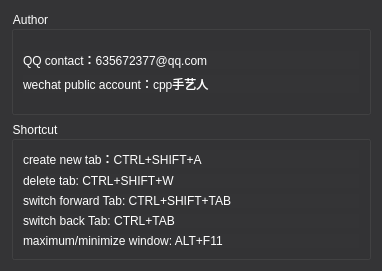
This is platypus/ui/helpdialog.ui in MingYueRuYa/platypus as Qt 5 draws it before an edit. The edited form follows.
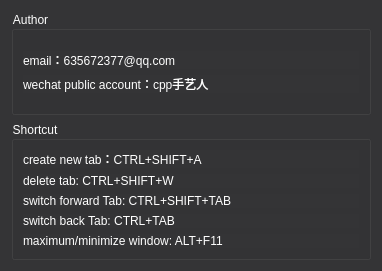
This is the edited form.

The edit to the form file:
```diff
--- a/platypus/ui/helpdialog.ui
+++ b/platypus/ui/helpdialog.ui
@@ -48,7 +48,7 @@
 font: 14px &quot;Microsoft YaHei UI&quot;;</string>
           </property>
           <property name="text">
-           <string>QQ contact：635672377@qq.com</string>
+           <string>email：635672377@qq.com</string>
           </property>
          </widget>
         </item>
```
